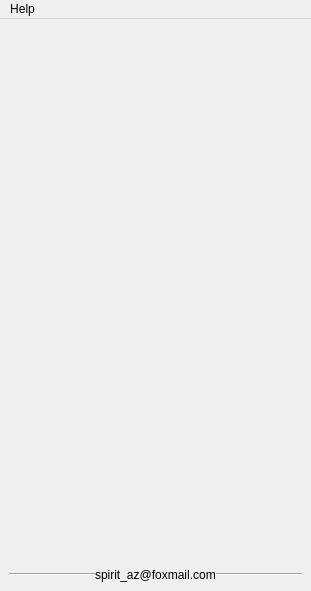
The window that mayaTools/scripts/UI/UIName.ui (MChenLiang/ToolName) describes before a commit, drawn with Qt 5.
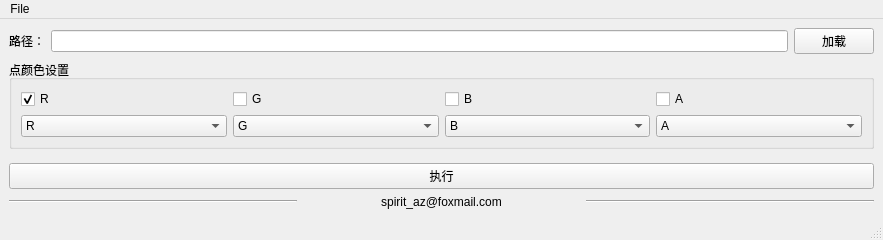
The same window after the commit.

```diff
--- a/mayaTools/scripts/UI/UIName.ui
+++ b/mayaTools/scripts/UI/UIName.ui
@@ -6,8 +6,8 @@
    <rect>
     <x>0</x>
     <y>0</y>
-    <width>311</width>
-    <height>591</height>
+    <width>883</width>
+    <height>240</height>
    </rect>
   </property>
   <property name="windowTitle">
@@ -16,22 +16,237 @@
   <widget class="QWidget" name="centralwidget">
    <layout class="QVBoxLayout" name="verticalLayout">
     <item>
-     <widget class="QWidget" name="widget" native="true">
-      <property name="sizePolicy">
-       <sizepolicy hsizetype="Preferred" vsizetype="Expanding">
-        <horstretch>0</horstretch>
-        <verstretch>0</verstretch>
-       </sizepolicy>
+     <layout class="QHBoxLayout" name="horizontalLayout">
+      <item>
+       <widget class="QLabel" name="label">
+        <property name="text">
+         <string>路径：</string>
+        </property>
+       </widget>
+      </item>
+      <item>
+       <widget class="QLineEdit" name="lineEdit_filepath"/>
+      </item>
+      <item>
+       <widget class="QPushButton" name="pushButton_f_load">
+        <property name="text">
+         <string>加载</string>
+        </property>
+       </widget>
+      </item>
+     </layout>
+    </item>
+    <item>
+     <widget class="QGroupBox" name="groupBox">
+      <property name="title">
+       <string>点颜色设置</string>
+      </property>
+      <property name="flat">
+       <bool>true</bool>
+      </property>
+      <property name="checkable">
+       <bool>false</bool>
+      </property>
+      <layout class="QGridLayout" name="gridLayout">
+       <item row="1" column="0">
+        <widget class="QComboBox" name="comboBox_ec_r">
+         <property name="inputMethodHints">
+          <set>Qt::ImhNone</set>
+         </property>
+         <property name="maxVisibleItems">
+          <number>4</number>
+         </property>
+         <item>
+          <property name="text">
+           <string>R</string>
+          </property>
+         </item>
+         <item>
+          <property name="text">
+           <string>G</string>
+          </property>
+         </item>
+         <item>
+          <property name="text">
+           <string>B</string>
+          </property>
+         </item>
+         <item>
+          <property name="text">
+           <string>A</string>
+          </property>
+         </item>
+        </widget>
+       </item>
+       <item row="0" column="3">
+        <widget class="QCheckBox" name="checkBox_open_a">
+         <property name="text">
+          <string>A</string>
+         </property>
+        </widget>
+       </item>
+       <item row="1" column="1">
+        <widget class="QComboBox" name="comboBox_ec_g">
+         <property name="inputMethodHints">
+          <set>Qt::ImhNone</set>
+         </property>
+         <property name="currentIndex">
+          <number>1</number>
+         </property>
+         <property name="maxVisibleItems">
+          <number>4</number>
+         </property>
+         <item>
+          <property name="text">
+           <string>R</string>
+          </property>
+         </item>
+         <item>
+          <property name="text">
+           <string>G</string>
+          </property>
+         </item>
+         <item>
+          <property name="text">
+           <string>B</string>
+          </property>
+         </item>
+         <item>
+          <property name="text">
+           <string>A</string>
+          </property>
+         </item>
+        </widget>
+       </item>
+       <item row="0" column="0">
+        <widget class="QCheckBox" name="checkBox_open_r">
+         <property name="text">
+          <string>R</string>
+         </property>
+         <property name="checked">
+          <bool>true</bool>
+         </property>
+        </widget>
+       </item>
+       <item row="0" column="2">
+        <widget class="QCheckBox" name="checkBox_open_b">
+         <property name="text">
+          <string>B</string>
+         </property>
+        </widget>
+       </item>
+       <item row="0" column="1">
+        <widget class="QCheckBox" name="checkBox_open_g">
+         <property name="text">
+          <string>G</string>
+         </property>
+        </widget>
+       </item>
+       <item row="1" column="3">
+        <widget class="QComboBox" name="comboBox_ec_a">
+         <property name="inputMethodHints">
+          <set>Qt::ImhNone</set>
+         </property>
+         <property name="currentIndex">
+          <number>3</number>
+         </property>
+         <property name="maxVisibleItems">
+          <number>4</number>
+         </property>
+         <item>
+          <property name="text">
+           <string>R</string>
+          </property>
+         </item>
+         <item>
+          <property name="text">
+           <string>G</string>
+          </property>
+         </item>
+         <item>
+          <property name="text">
+           <string>B</string>
+          </property>
+         </item>
+         <item>
+          <property name="text">
+           <string>A</string>
+          </property>
+         </item>
+        </widget>
+       </item>
+       <item row="1" column="2">
+        <widget class="QComboBox" name="comboBox_ec_b">
+         <property name="inputMethodHints">
+          <set>Qt::ImhNone</set>
+         </property>
+         <property name="currentIndex">
+          <number>2</number>
+         </property>
+         <property name="maxVisibleItems">
+          <number>4</number>
+         </property>
+         <item>
+          <property name="text">
+           <string>R</string>
+          </property>
+         </item>
+         <item>
+          <property name="text">
+           <string>G</string>
+          </property>
+         </item>
+         <item>
+          <property name="text">
+           <string>B</string>
+          </property>
+         </item>
+         <item>
+          <property name="text">
+           <string>A</string>
+          </property>
+         </item>
+        </widget>
+       </item>
+      </layout>
+     </widget>
+    </item>
+    <item>
+     <spacer name="verticalSpacer">
+      <property name="orientation">
+       <enum>Qt::Vertical</enum>
+      </property>
+      <property name="sizeHint" stdset="0">
+       <size>
+        <width>862</width>
+        <height>16</height>
+       </size>
+      </property>
+     </spacer>
+    </item>
+    <item>
+     <widget class="QPushButton" name="pushButton_run">
+      <property name="text">
+       <string>执行</string>
       </property>
      </widget>
     </item>
     <item>
      <widget class="QWidget" name="widget_2" native="true">
-      <layout class="QHBoxLayout" name="horizontalLayout">
+      <layout class="QHBoxLayout" name="horizontalLayout_2">
        <property name="spacing">
         <number>0</number>
        </property>
-       <property name="margin">
+       <property name="leftMargin">
+        <number>0</number>
+       </property>
+       <property name="topMargin">
+        <number>0</number>
+       </property>
+       <property name="rightMargin">
+        <number>0</number>
+       </property>
+       <property name="bottomMargin">
         <number>0</number>
        </property>
        <item>
@@ -41,11 +256,14 @@
          </property>
         </widget>
        </item>
-       <item alignment="Qt::AlignHCenter">
-        <widget class="QLabel" name="label">
+       <item>
+        <widget class="QLabel" name="label_5">
          <property name="text">
           <string>spirit_az@foxmail.com</string>
          </property>
+         <property name="alignment">
+          <set>Qt::AlignCenter</set>
+         </property>
         </widget>
        </item>
        <item>
@@ -65,17 +283,23 @@
     <rect>
      <x>0</x>
      <y>0</y>
-     <width>311</width>
+     <width>883</width>
      <height>23</height>
     </rect>
    </property>
-   <widget class="QMenu" name="menuHelp">
+   <widget class="QMenu" name="menuFile">
     <property name="title">
-     <string>Help</string>
+     <string>File</string>
     </property>
    </widget>
-   <addaction name="menuHelp"/>
+   <addaction name="menuFile"/>
   </widget>
+  <widget class="QStatusBar" name="statusbar"/>
+  <action name="actionhelp">
+   <property name="text">
+    <string>help</string>
+   </property>
+  </action>
  </widget>
  <resources/>
  <connections/>
```
Left out of the diff: 1 changed line with no effect on the pictures.
